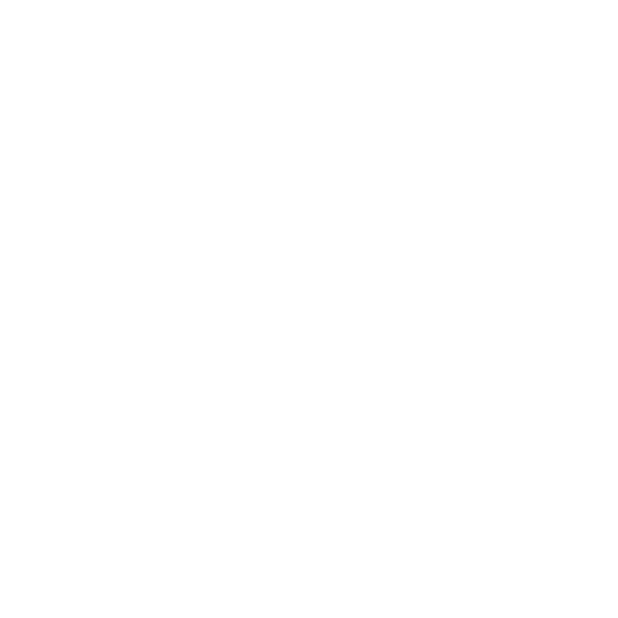
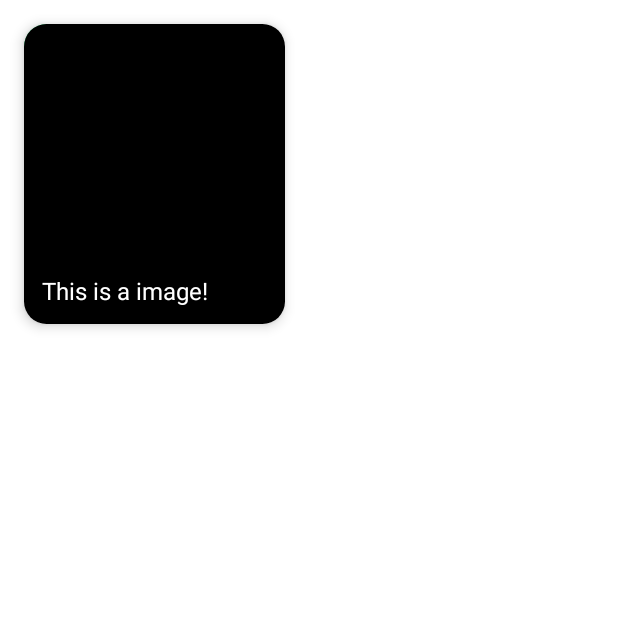
Before and after one commit to levkaantonov/ComposeTraining, an Android app built with Jetpack Compose: the screen it shows after launch (MainActivity), on a phone screen of 412 x 824 dp, the top half of it. Before the commit the part shown is empty. Run offline under Robolectric (Android 15) with nearby library versions, the phone set to English and light mode, and no system bars.

Commit message:
added imagecard

```diff
--- a/app/src/main/java/levkaantonov/com/study/composetraining/MainActivity.kt
+++ b/app/src/main/java/levkaantonov/com/study/composetraining/MainActivity.kt
@@ -3,21 +3,88 @@ package levkaantonov.com.study.composetraining
 import android.os.Bundle
 import androidx.activity.ComponentActivity
 import androidx.activity.compose.setContent
+import androidx.compose.foundation.Image
+import androidx.compose.foundation.background
+import androidx.compose.foundation.layout.*
+import androidx.compose.foundation.shape.RoundedCornerShape
+import androidx.compose.material.Card
 import androidx.compose.material.MaterialTheme
 import androidx.compose.material.Surface
 import androidx.compose.material.Text
 import androidx.compose.runtime.Composable
+import androidx.compose.ui.Alignment
+import androidx.compose.ui.Modifier
+import androidx.compose.ui.graphics.Brush
+import androidx.compose.ui.graphics.Color
+import androidx.compose.ui.graphics.painter.Painter
+import androidx.compose.ui.layout.ContentScale
+import androidx.compose.ui.res.painterResource
+import androidx.compose.ui.text.TextStyle
 import androidx.compose.ui.tooling.preview.Preview
+import androidx.compose.ui.unit.dp
+import androidx.compose.ui.unit.sp
 import levkaantonov.com.study.composetraining.ui.theme.ComposeTrainingTheme
 
 class MainActivity : ComponentActivity() {
     override fun onCreate(savedInstanceState: Bundle?) {
         super.onCreate(savedInstanceState)
         setContent {
-            ComposeTrainingTheme {
-                Surface(color = MaterialTheme.colors.background) {
-                }
+            val painter = painterResource(id = R.drawable.ic_launcher_background)
+            val description = "This is a image!"
+            val title = "This is a image!"
+            Box(
+                modifier = Modifier
+                    .fillMaxWidth(0.5F)
+                    .padding(16.dp)
+            ) {
+                ImageCard(painter = painter, contentDescription = description, title = title)
             }
         }
     }
 }
+
+@Composable
+fun ImageCard(
+    painter: Painter,
+    contentDescription: String,
+    title: String,
+    modifier: Modifier = Modifier
+) {
+    Card(
+        modifier = modifier.fillMaxWidth(),
+        shape = RoundedCornerShape(15.dp),
+        elevation = 5.dp
+    ) {
+        Box(modifier = Modifier.height(200.dp)) {
+            Image(
+                painter = painter,
+                contentDescription = contentDescription,
+                contentScale = ContentScale.Crop
+            )
+            Box(
+                modifier = Modifier
+                    .fillMaxSize()
+                    .background(
+                        Brush.verticalGradient(
+                            colors = listOf(
+                                Color.Transparent,
+                                Color.Black
+                            ),
+                            startY = 300F
+                        )
+                    )
+            )
+            Box(
+                modifier = Modifier
+                    .fillMaxSize()
+                    .padding(12.dp),
+                contentAlignment = Alignment.BottomStart
+            ) {
+                Text(
+                    title,
+                    style = TextStyle(color = Color.White, fontSize = 16.sp)
+                )
+            }
+        }
+    }
+}
```
